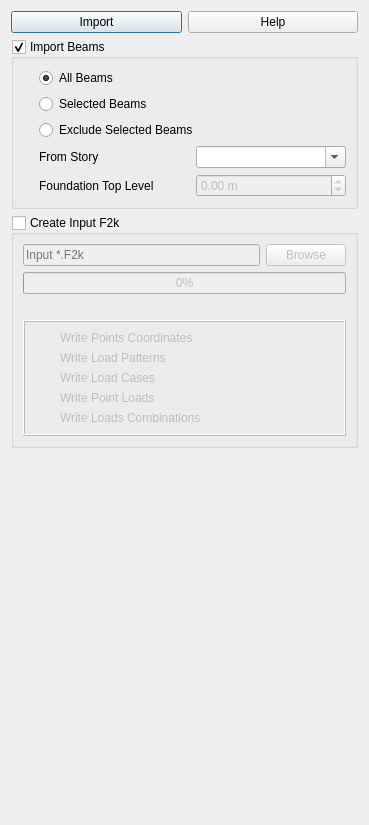
First picture: the form in safe/punch/Resources/ui/etabs_panel.ui, repository ebrahimraeyat/OSAFE, before the edit.
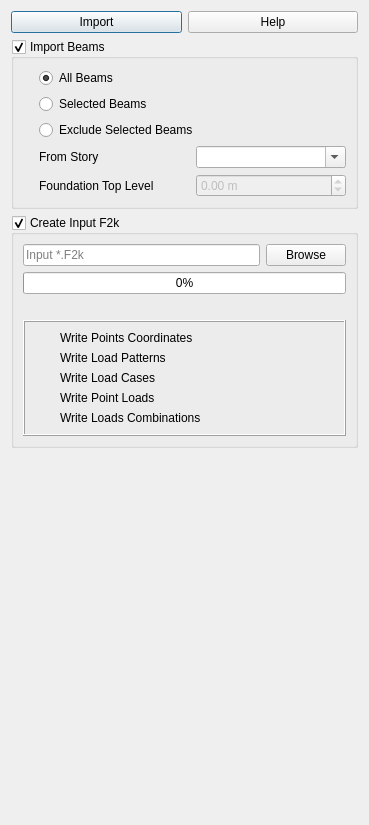
Second picture: the form after the edit. Icons and pictures are not drawn.

Commit message: Check create f2k file in dialog

```diff
--- a/safe/punch/Resources/ui/etabs_panel.ui
+++ b/safe/punch/Resources/ui/etabs_panel.ui
@@ -154,7 +154,7 @@
       <bool>true</bool>
      </property>
      <property name="checked">
-      <bool>false</bool>
+      <bool>true</bool>
      </property>
      <layout class="QVBoxLayout" name="verticalLayout">
       <item>
```
